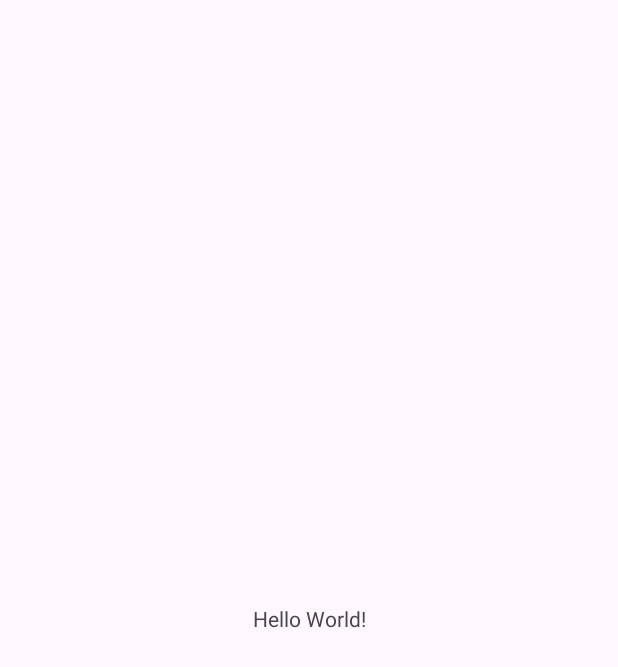
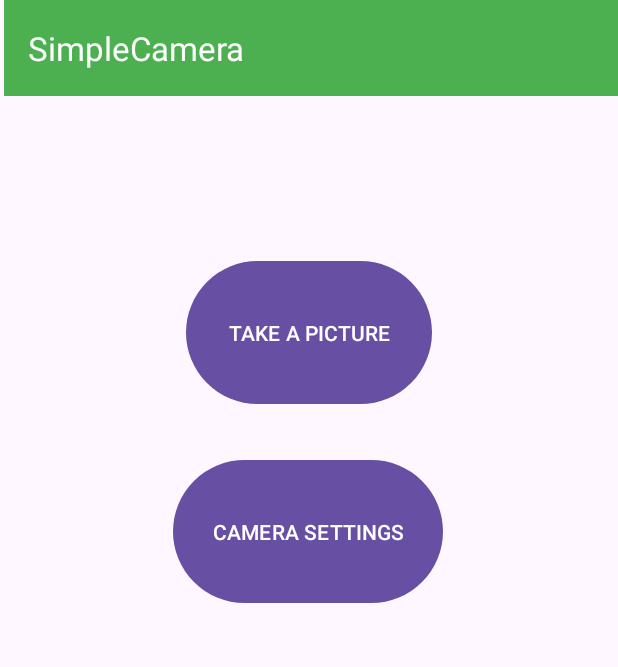
Before and after one commit to musseGkel/SnapEase, an Android app: the screen it shows after launch (MainActivity), on a phone screen of 412 x 824 dp. Before the commit the part shown is almost empty. Shown: the top 667 px of the screen. Run offline under Robolectric (Android 15) with nearby library versions, the phone set to English and light mode, and no system bars.

Commit message:
main page ui

```diff
--- a/app/src/main/res/layout/activity_main.xml
+++ b/app/src/main/res/layout/activity_main.xml
@@ -7,13 +7,42 @@
     android:layout_height="match_parent"
     tools:context=".MainActivity">
 
-    <TextView
-        android:layout_width="wrap_content"
+    <androidx.appcompat.widget.Toolbar
+        android:id="@+id/toolbar"
+        android:layout_width="409dp"
         android:layout_height="wrap_content"
-        android:text="Hello World!"
+        android:layout_marginBottom="106dp"
+        android:background="#4CAF50"
+        android:minHeight="?attr/actionBarSize"
+        android:theme="?attr/actionBarTheme"
+        app:layout_constraintBottom_toTopOf="@+id/button"
+        app:layout_constraintEnd_toEndOf="parent"
+        app:layout_constraintHorizontal_bias="1.0"
+        app:layout_constraintStart_toStartOf="parent"
+        app:layout_constraintTop_toTopOf="parent"
+        app:title="SimpleCamera"
+        app:titleTextColor="#FDFDFD" />
+
+    <Button
+        android:id="@+id/button"
+        android:layout_width="164dp"
+        android:layout_height="0dp"
+        android:layout_marginBottom="29dp"
+        android:text="TAKE A PICTURE"
+        app:layout_constraintBottom_toTopOf="@+id/button2"
+        app:layout_constraintEnd_toEndOf="parent"
+        app:layout_constraintStart_toStartOf="parent"
+        app:layout_constraintTop_toBottomOf="@+id/toolbar" />
+
+    <Button
+        android:id="@+id/button2"
+        android:layout_width="180dp"
+        android:layout_height="0dp"
+        android:layout_marginBottom="418dp"
+        android:text="CAMERA SETTINGS"
         app:layout_constraintBottom_toBottomOf="parent"
         app:layout_constraintEnd_toEndOf="parent"
+        app:layout_constraintHorizontal_bias="0.497"
         app:layout_constraintStart_toStartOf="parent"
-        app:layout_constraintTop_toTopOf="parent" />
-
+        app:layout_constraintTop_toBottomOf="@+id/button" />
 </androidx.constraintlayout.widget.ConstraintLayout>
```
